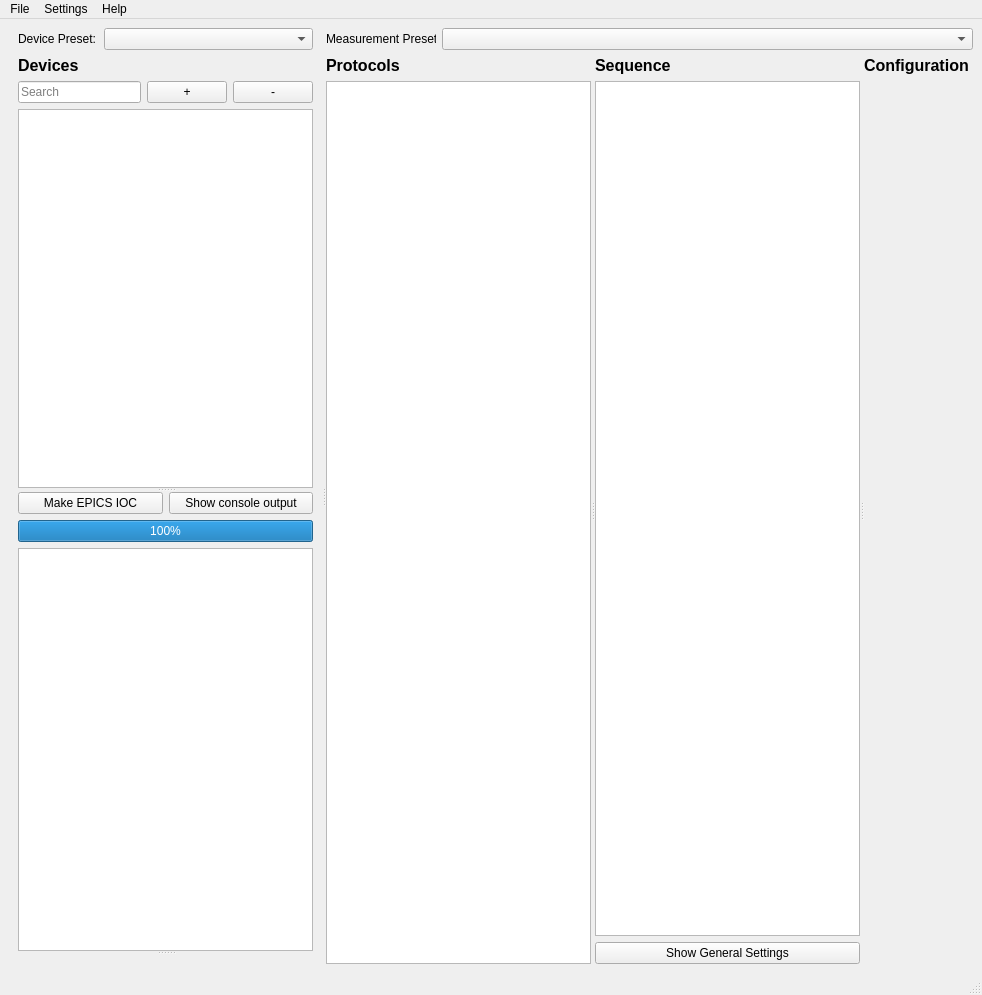
This is gui/mainWindow.ui in FAU-LAP/NOMAD-CAMELS as Qt 5 draws it before an edit. The edited form follows.
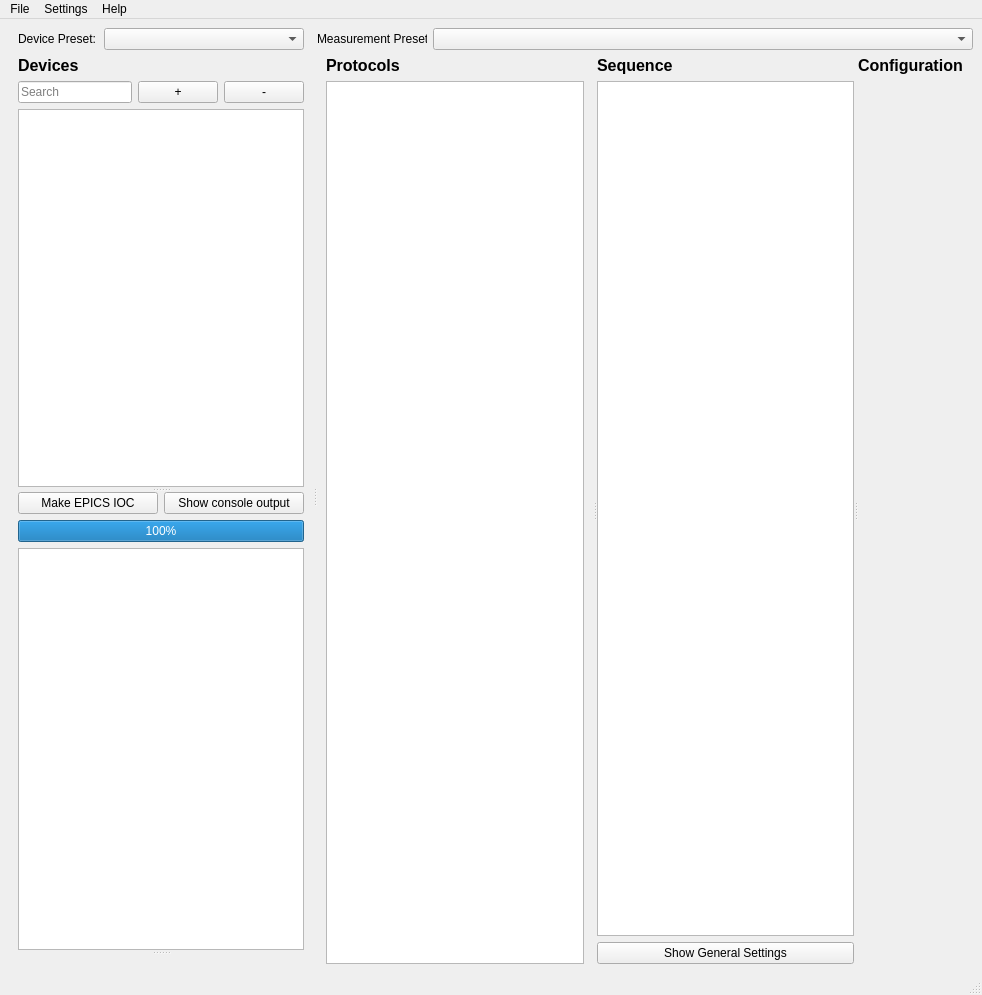
This is the edited form.

Diff of the .ui file:
```diff
--- a/gui/mainWindow.ui
+++ b/gui/mainWindow.ui
@@ -61,6 +61,12 @@
         </item>
         <item row="1" column="0" colspan="2">
          <widget class="QLabel" name="label_6">
+          <property name="maximumSize">
+           <size>
+            <width>16777215</width>
+            <height>19</height>
+           </size>
+          </property>
           <property name="font">
            <font>
             <pointsize>12</pointsize>
@@ -75,6 +81,12 @@
         </item>
         <item row="2" column="0" colspan="2">
          <widget class="QWidget" name="widget_9" native="true">
+          <property name="sizePolicy">
+           <sizepolicy hsizetype="Preferred" vsizetype="Preferred">
+            <horstretch>0</horstretch>
+            <verstretch>0</verstretch>
+           </sizepolicy>
+          </property>
           <property name="minimumSize">
            <size>
             <width>0</width>
@@ -96,9 +108,24 @@
            </property>
            <item row="0" column="0">
             <widget class="QSplitter" name="splitter">
+             <property name="frameShape">
+              <enum>QFrame::NoFrame</enum>
+             </property>
+             <property name="lineWidth">
+              <number>8</number>
+             </property>
+             <property name="midLineWidth">
+              <number>8</number>
+             </property>
              <property name="orientation">
               <enum>Qt::Vertical</enum>
              </property>
+             <property name="opaqueResize">
+              <bool>true</bool>
+             </property>
+             <property name="handleWidth">
+              <number>5</number>
+             </property>
              <widget class="QWidget" name="widget" native="true">
               <property name="minimumSize">
                <size>
@@ -285,11 +312,14 @@
              <widget class="QWidget" name="widget_6" native="true">
               <layout class="QGridLayout" name="gridLayout_6">
                <property name="leftMargin">
-                <number>0</number>
+                <number>9</number>
                </property>
                <property name="topMargin">
                 <number>0</number>
                </property>
+               <property name="rightMargin">
+                <number>9</number>
+               </property>
                <property name="bottomMargin">
                 <number>0</number>
                </property>
@@ -325,6 +355,12 @@
                </item>
                <item row="0" column="0">
                 <widget class="QLabel" name="label_4">
+                 <property name="maximumSize">
+                  <size>
+                   <width>16777215</width>
+                   <height>19</height>
+                  </size>
+                 </property>
                  <property name="font">
                   <font>
                    <pointsize>12</pointsize>
@@ -352,7 +388,7 @@
                 <number>0</number>
                </property>
                <property name="rightMargin">
-                <number>0</number>
+                <number>9</number>
                </property>
                <property name="bottomMargin">
                 <number>0</number>
```
